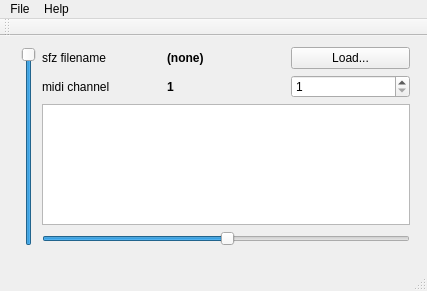
Above: liquidmainwindow.ui from be1/qliquidsfz before the change. Below: the same form after it.
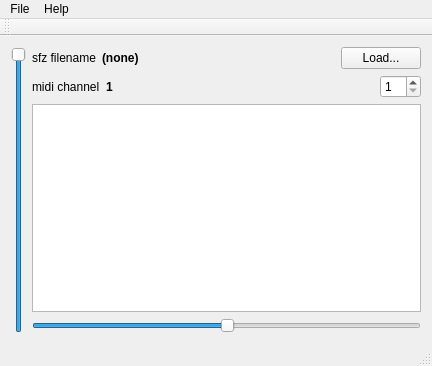
That is the form after the change.

Patch:
```diff
--- a/liquidmainwindow.ui
+++ b/liquidmainwindow.ui
@@ -6,8 +6,8 @@
    <rect>
     <x>0</x>
     <y>0</y>
-    <width>427</width>
-    <height>291</height>
+    <width>432</width>
+    <height>366</height>
    </rect>
   </property>
   <property name="sizePolicy">
@@ -16,37 +16,36 @@
     <verstretch>0</verstretch>
    </sizepolicy>
   </property>
+  <property name="maximumSize">
+   <size>
+    <width>640</width>
+    <height>480</height>
+   </size>
+  </property>
   <property name="windowTitle">
    <string>LiquidMainWindow</string>
   </property>
   <widget class="QWidget" name="centralWidget">
    <property name="sizePolicy">
-    <sizepolicy hsizetype="Preferred" vsizetype="Preferred">
+    <sizepolicy hsizetype="Expanding" vsizetype="Expanding">
      <horstretch>0</horstretch>
      <verstretch>0</verstretch>
     </sizepolicy>
    </property>
    <property name="minimumSize">
     <size>
-     <width>420</width>
-     <height>225</height>
+     <width>400</width>
+     <height>300</height>
     </size>
    </property>
    <property name="maximumSize">
     <size>
-     <width>420</width>
-     <height>225</height>
+     <width>640</width>
+     <height>480</height>
     </size>
    </property>
-   <widget class="QWidget" name="horizontalLayoutWidget">
-    <property name="geometry">
-     <rect>
-      <x>10</x>
-      <y>0</y>
-      <width>411</width>
-      <height>221</height>
-     </rect>
-    </property>
+   <layout class="QVBoxLayout" name="verticalLayout">
+    <item>
     <layout class="QHBoxLayout" name="horizontalLayout_4">
      <property name="spacing">
       <number>6</number>
@@ -88,6 +87,19 @@
            </property>
           </widget>
          </item>
+          <item>
+           <spacer name="horizontalSpacer">
+            <property name="orientation">
+             <enum>Qt::Horizontal</enum>
+            </property>
+            <property name="sizeHint" stdset="0">
+             <size>
+              <width>40</width>
+              <height>20</height>
+             </size>
+            </property>
+           </spacer>
+          </item>
          <item>
           <widget class="QPushButton" name="sfzLoadButton">
            <property name="text">
@@ -119,6 +131,19 @@
            </property>
           </widget>
          </item>
+          <item>
+           <spacer name="horizontalSpacer_2">
+            <property name="orientation">
+             <enum>Qt::Horizontal</enum>
+            </property>
+            <property name="sizeHint" stdset="0">
+             <size>
+              <width>40</width>
+              <height>20</height>
+             </size>
+            </property>
+           </spacer>
+          </item>
          <item>
           <widget class="QSpinBox" name="midiChannelSpinBox">
            <property name="minimum">
@@ -154,14 +179,15 @@
       </layout>
      </item>
     </layout>
-   </widget>
+    </item>
+   </layout>
   </widget>
   <widget class="QMenuBar" name="menuBar">
    <property name="geometry">
     <rect>
      <x>0</x>
      <y>0</y>
-     <width>427</width>
+     <width>432</width>
      <height>31</height>
     </rect>
    </property>
```
Lines whose indentation alone changed are shown as unchanged.
